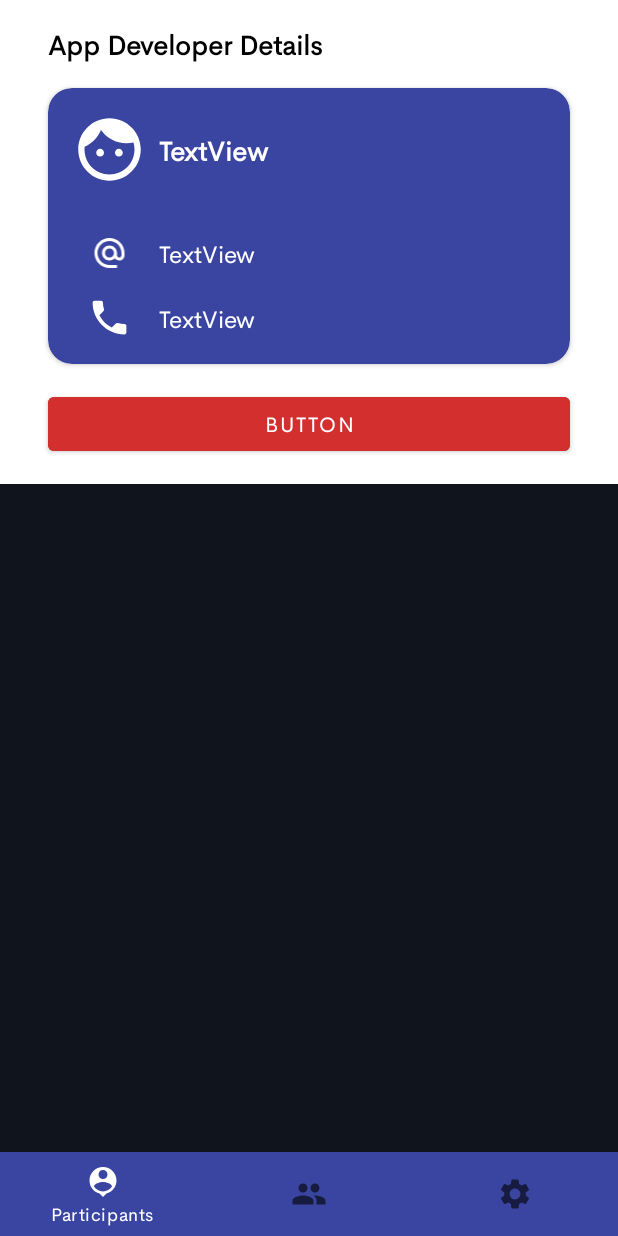
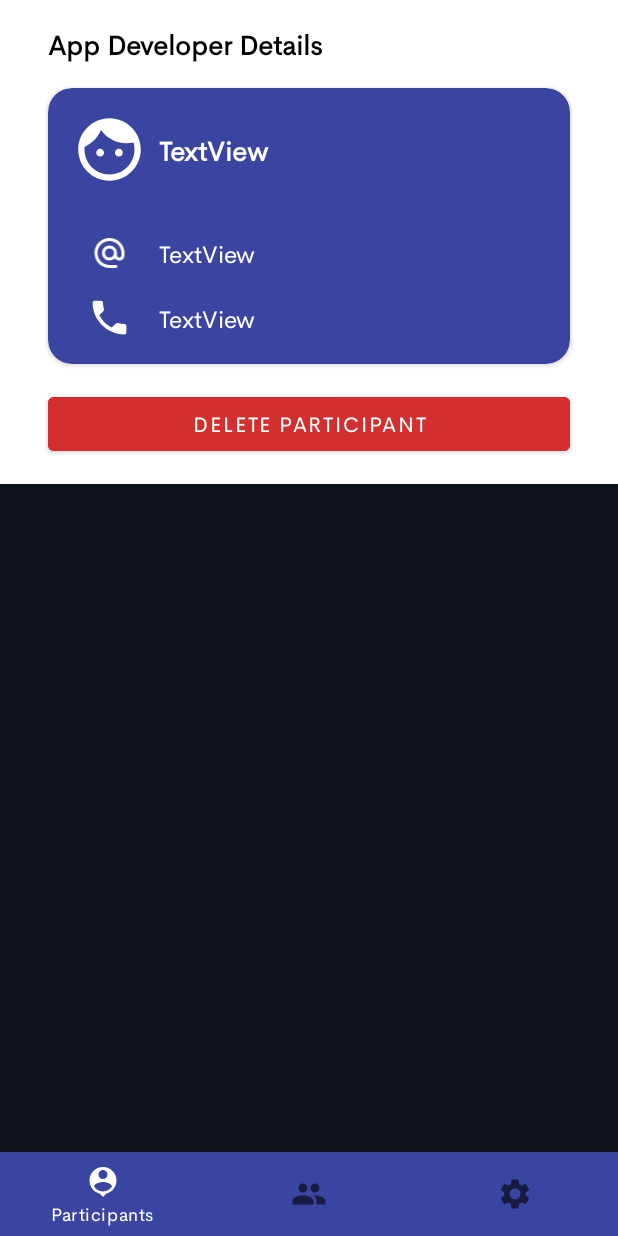
Before and after one commit to ACM-VIT/apptitude-admin, an Android app: the ParticipantDetails screen opened through its navigation route, on a phone screen of 412 x 824 dp. Run offline under Robolectric (Android 15) with nearby library versions, the phone set to English and light mode, and no system bars; our stand-ins replace navigation-ui; libraries missing offline, so code that uses them is left out: org.kodein.di; 6 statements that could not run were skipped.

Commit message:
fix: minor fixes

```diff
--- a/app/src/main/java/com/benrostudios/apptitudeadmin/ui/admin/adminExecution/AdminExecution.kt
+++ b/app/src/main/java/com/benrostudios/apptitudeadmin/ui/admin/adminExecution/AdminExecution.kt
@@ -13,7 +13,9 @@ import androidx.lifecycle.ViewModelProvider
 import com.benrostudios.apptitudeadmin.R
 import com.benrostudios.apptitudeadmin.ui.home.advanced.Advanced.Companion.SELECTED_TITLE
 import com.benrostudios.apptitudeadmin.ui.home.advanced.Advanced.Companion.SELECTED_VALUE
+import com.benrostudios.apptitudeadmin.utils.hide
 import com.benrostudios.apptitudeadmin.utils.shortToaster
+import com.benrostudios.apptitudeadmin.utils.show
 import com.google.android.material.bottomsheet.BottomSheetDialogFragment
 import kotlinx.android.synthetic.main.admin_execution_fragment.*
 import org.kodein.di.Kodein
@@ -83,6 +85,7 @@ class AdminExecution : BottomSheetDialogFragment(), KodeinAware {
 
         admin_execution_button.setOnClickListener {
             if (admin_execution_input.text.toString().isNotEmpty() && admin_execution_input.text.toString() != value) {
+                admin_execution_progressbar.show()
                 resultListener()
                 executeOperation(executionType)
             }else{
@@ -116,6 +119,7 @@ class AdminExecution : BottomSheetDialogFragment(), KodeinAware {
                 requireActivity().shortToaster("Value Changed Successfully!")
                 dismiss()
             } else {
+                admin_execution_progressbar.hide()
                 requireActivity().shortToaster("Error in updating value!! , contact ACM App Dev Team")
             }
         })
--- a/app/src/main/java/com/benrostudios/apptitudeadmin/ui/admin/adminUpgrade/AdminUpgrade.kt
+++ b/app/src/main/java/com/benrostudios/apptitudeadmin/ui/admin/adminUpgrade/AdminUpgrade.kt
@@ -44,7 +44,7 @@ class AdminUpgrade : BottomSheetDialogFragment(), KodeinAware {
             if(admin_upgrade_input.isValidAlphaNumeric()){
                 if(admin_upgrade_input.text.toString() == ROOT_PASSWORD){
                     requestIncrementation()
-                    progressBarAdminPrivilege.show()
+                    admin_privilege_progress_bar.show()
                 }else{
                     admin_upgrade_outline.error = "Not a valid password!"
                 }
@@ -67,7 +67,7 @@ class AdminUpgrade : BottomSheetDialogFragment(), KodeinAware {
                 dismiss()
             }else{
                 requireContext().shortToaster("Failure to upgrade!, contact AppDept Lead")
-                progressBarAdminPrivilege.hide()
+                admin_privilege_progress_bar.hide()
             }
 
         })
--- a/app/src/main/res/layout/admin_upgrade_fragment.xml
+++ b/app/src/main/res/layout/admin_upgrade_fragment.xml
@@ -129,7 +129,7 @@
     <ProgressBar
         android:visibility="invisible"
         android:indeterminate="true"
-        android:id="@+id/progressBarAdminPrivilege"
+        android:id="@+id/admin_privilege_progress_bar"
         style="?android:attr/progressBarStyleHorizontal"
         android:layout_width="0dp"
         android:layout_height="wrap_content"
--- a/app/src/main/res/layout/participant_details_fragment.xml
+++ b/app/src/main/res/layout/participant_details_fragment.xml
@@ -106,7 +106,7 @@
         android:layout_marginTop="16dp"
         android:layout_marginBottom="16dp"
         android:backgroundTint="@color/red"
-        android:text="Button"
+        android:text="@string/delete_btn"
         app:layout_constraintBottom_toBottomOf="parent"
         app:layout_constraintEnd_toEndOf="@+id/cardView"
         app:layout_constraintStart_toStartOf="@+id/cardView"
--- a/app/src/main/res/values/strings.xml
+++ b/app/src/main/res/values/strings.xml
@@ -56,5 +56,6 @@
     <string name="enter_admin_password">Enter Admin Password</string>
     <string name="request_privilege">Request Privileges</string>
     <string name="upgrade_admin_prev">Upgrade to a Privileged Admin</string>
+    <string name="delete_btn">Delete Participant</string>
 
 </resources>
```
Also changed, not shown: app/src/main/res/layout/admin_execution_fragment.xml (+15 -0 lines).
